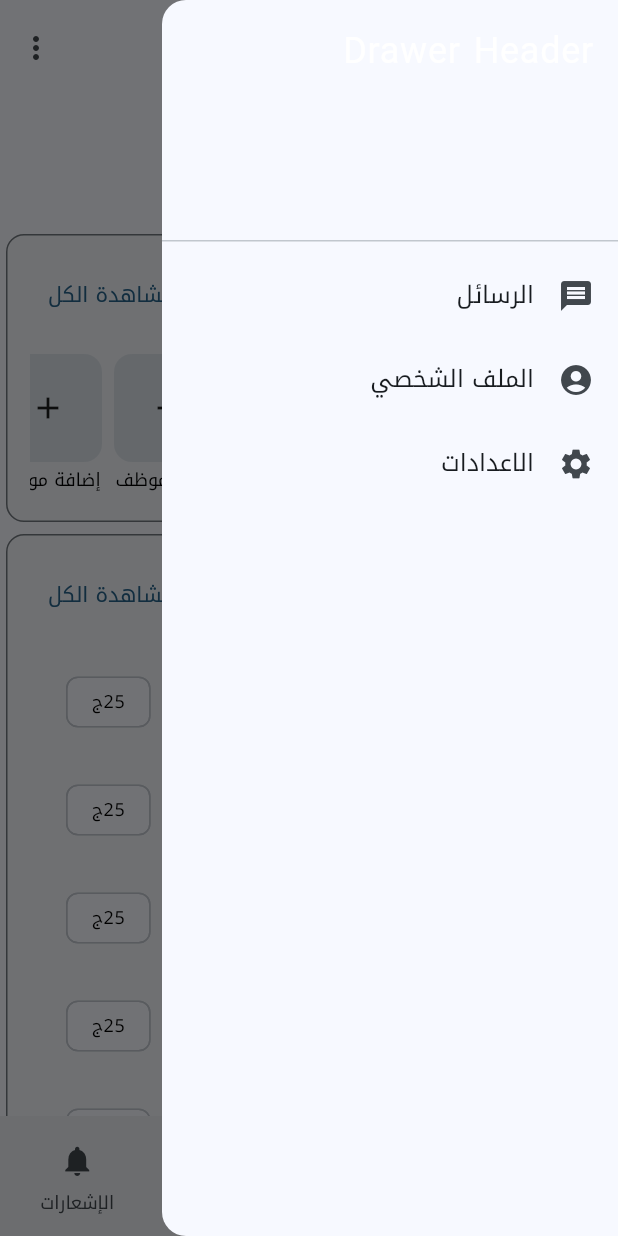
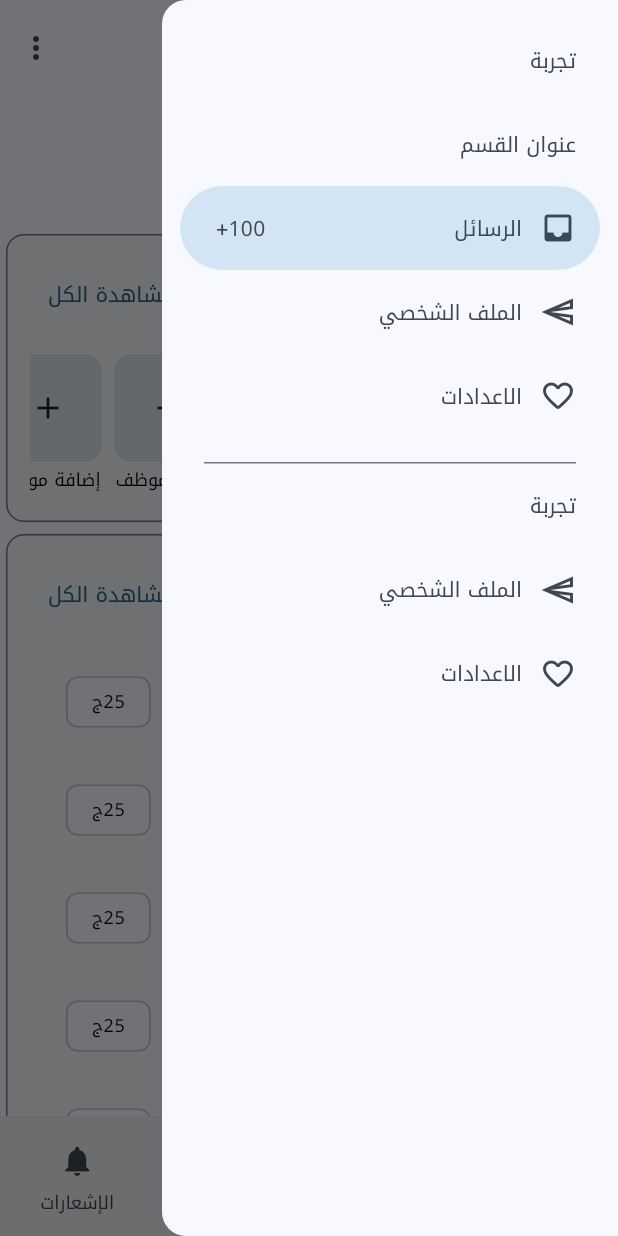
Before and after one commit to elnadar/erp, a Flutter app: the screen it shows after launch, with the side drawer open, on a phone screen of 412 x 824 dp. Run offline on Flutter 3.47's test engine with Material 2 defaults, Android fonts, the phone set to English and light mode, and no system bars; our stand-ins replace bloc, flutter_bloc, go_router, google_fonts.

Commit message:
[FEATURE] added the new drawer to work.

```diff
--- a/lib/home/presentation/screens/home_screen.dart
+++ b/lib/home/presentation/screens/home_screen.dart
@@ -1,8 +1,13 @@
+import 'package:erp/home/presentation/components/drawer_mat3/drawer_mat3.dart';
+import 'package:erp/home/presentation/components/drawer_mat3/drawer_mat3_devider.dart';
+import 'package:erp/home/presentation/components/drawer_mat3/drawer_mat3_headline.dart';
+import 'package:erp/home/presentation/components/drawer_mat3/drawer_mat3_tile.dart';
 import 'package:erp/home/presentation/components/finance_view/finance_view.dart';
 import 'package:erp/home/presentation/components/home_view/home_view.dart';
 import 'package:erp/home/presentation/components/prouducts_view/products_view.dart';
 import 'package:erp/home/presentation/controllers/bottom_nav_bar/bottom_nav_bar_cubit.dart';
 import 'package:erp/utils/localization/ar.dart';
+import 'package:erp/utils/theme/colors.dart';
 import 'package:flutter/material.dart';
 import 'package:flutter_bloc/flutter_bloc.dart';
 import 'package:go_router/go_router.dart';
@@ -15,31 +20,44 @@ class HomeScreen extends StatelessWidget {
     final int currentIndex =
         context.watch<BottomNavBarCubit>().state.activeIndex;
     return Scaffold(
-      drawer: Drawer(
+      drawer: DrawerMat3(
           child: ListView(
         padding: EdgeInsets.zero,
         children: <Widget>[
-          const DrawerHeader(
-            child: Text(
-              'Drawer Header',
-              style: TextStyle(
-                color: Colors.white,
-                fontSize: 24,
-              ),
-            ),
+          const DrawerMat3Headline(
+            child: Text("تجربة"),
           ),
-          ListTile(
-            leading: Icon(Icons.message),
+          const DrawerMat3Headline(
+            child: Text('عنوان القسم'),
+          ),
+          DrawerMat3Tile(
+            leading: Icon(Icons.inbox),
             title: Text('الرسائل'),
             onTap: () {},
+            selected: true,
+            trailing: Text("100+"),
           ),
-          ListTile(
-            leading: Icon(Icons.account_circle),
+          DrawerMat3Tile(
+            leading: Icon(Icons.send_outlined),
             title: Text('الملف الشخصي'),
             onTap: () {},
           ),
-          ListTile(
-            leading: Icon(Icons.settings),
+          DrawerMat3Tile(
+            leading: Icon(Icons.favorite_outline_rounded),
+            title: Text('الاعدادات'),
+            onTap: () {},
+          ),
+          const DrawerMat3Devider(),
+          const DrawerMat3Headline(
+            child: Text("تجربة"),
+          ),
+          DrawerMat3Tile(
+            leading: Icon(Icons.send_outlined),
+            title: Text('الملف الشخصي'),
+            onTap: () {},
+          ),
+          DrawerMat3Tile(
+            leading: Icon(Icons.favorite_outline_rounded),
             title: Text('الاعدادات'),
             onTap: () {},
           ),
```
